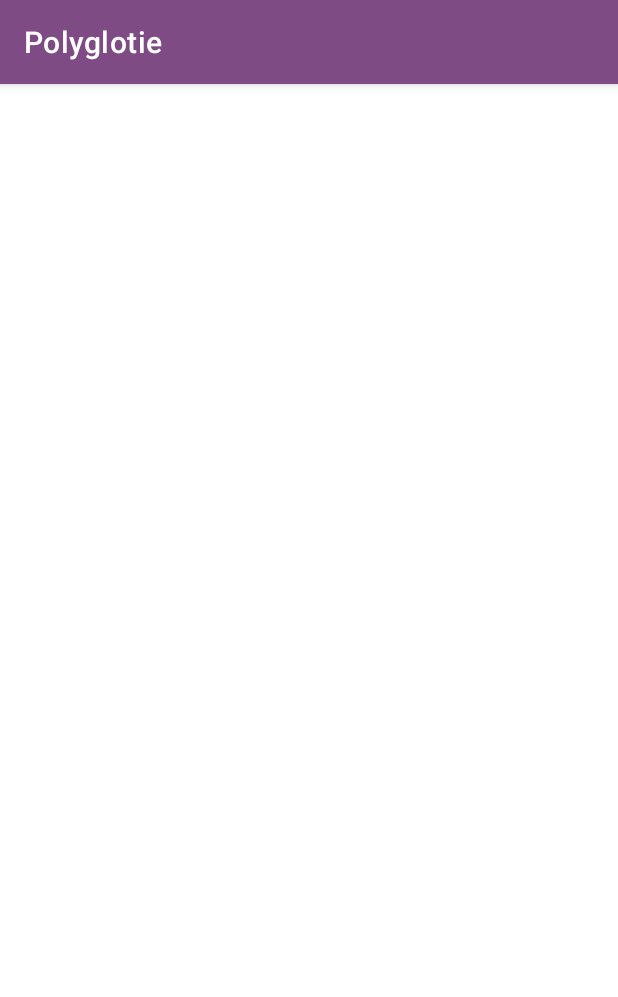
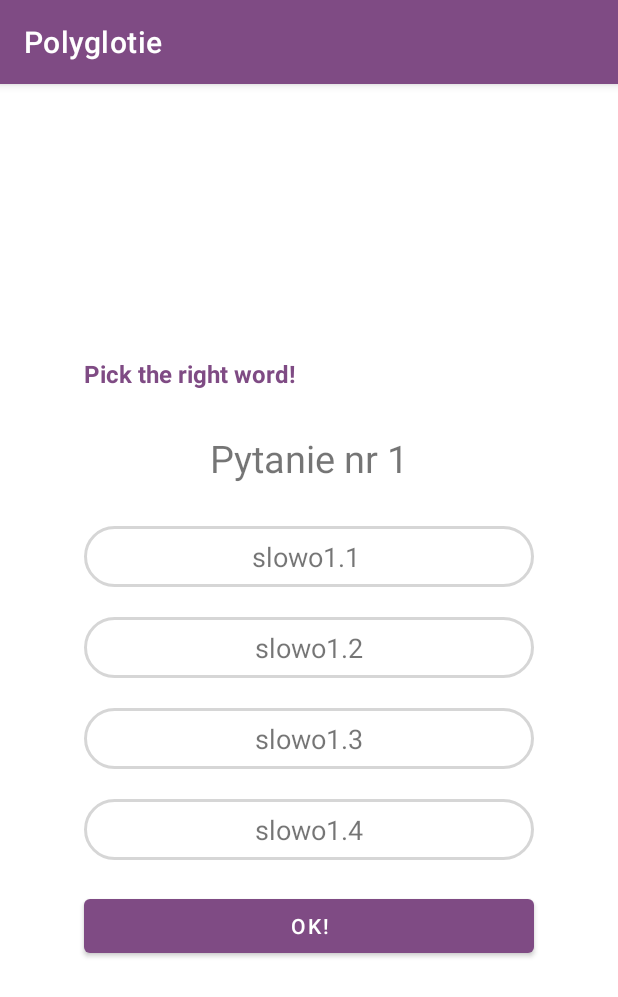
Before and after one commit to justynareplin/Polyglotie_v1.0, an Android app: the QuizActivity screen opened directly, with no data from a screen before it, on a phone screen of 412 x 824 dp. Shown: the top 997 px of the screen. Run offline under Robolectric (Android 15) with nearby library versions, the phone set to English and light mode, and no system bars.

Commit message:
Added Quiz questions

```diff
--- a/app/src/main/java/com/example/polyglotie/activities/QuizActivity.kt
+++ b/app/src/main/java/com/example/polyglotie/activities/QuizActivity.kt
@@ -3,16 +3,37 @@ package com.example.polyglotie.activities
 import androidx.appcompat.app.AppCompatActivity
 import android.os.Bundle
 import android.util.Log
+import android.widget.TextView
 import com.example.polyglotie.R
 import com.example.polyglotie.utils.Constants
 
 class QuizActivity : AppCompatActivity() {
+
+    private var mSelectedOptionPosition: Int = 0
+    private var mQuestionsList: ArrayList<Question>?= null
+
     override fun onCreate(savedInstanceState: Bundle?) {
         super.onCreate(savedInstanceState)
         setContentView(R .layout.activity_quiz)
+        setQuestions()
+    }
 
-        val questionsList = Constants.getQuestions()
-        Log.i("Questions Size", "${questionsList.size}")
+    fun setQuestions(){
+        val textViewQuestion :TextView = findViewById(R.id.textViewQuestion)
+        val textViewAnswer1 :TextView = findViewById(R.id.textViewAnswer1)
+        val textViewAnswer2 :TextView = findViewById(R.id.textViewAnswer2)
+        val textViewAnswer3 :TextView = findViewById(R.id.textViewAnswer3)
+        val textViewAnswer4 :TextView = findViewById(R.id.textViewAnswer4)
 
+        val questionsList= Constants.getQuestions()
+        val currentPosition = 1
+        val question: Question?= questionsList[currentPosition -1]
+        textViewQuestion.text = question!!.question
+        textViewAnswer1.text = question.optionOne
+        textViewAnswer2.text = question.optionTwo
+        textViewAnswer3.text = question.optionThree
+        textViewAnswer4.text = question.optionFour
     }
+
+
 }
--- a/app/src/main/java/com/example/polyglotie/utils/Constants.kt
+++ b/app/src/main/java/com/example/polyglotie/utils/Constants.kt
@@ -6,15 +6,15 @@ object Constants {
     const val USERS: String = "users"
 
     fun getQuestions(): ArrayList<Question>{
+
         val questionList = ArrayList<Question>()
-
         val que1 = Question(
             1,
-            "Wybierz slowo1",
-            "slowo1",
-            "slowo2",
-            "slowo3",
-            "slowo4",
+            "Pytanie nr 1",
+            "slowo1.1 ",
+            "slowo1.2",
+            "slowo1.3",
+            "slowo1.4",
             1)
         questionList.add(que1)
 
--- /dev/null
+++ b/app/src/main/res/drawable/option_border.xml
@@ -0,0 +1,9 @@
+<?xml version="1.0" encoding="utf-8"?>
+<shape xmlns:android="http://schemas.android.com/apk/res/android"
+    android:shape="rectangle">
+    <stroke
+        android:width="2dp"
+        android:color="#6B9E9E9E"/>
+        <solid android:color="@color/white" />
+    <corners android:radius = "20dp"/>
+</shape>
--- /dev/null
+++ b/app/src/main/res/drawable/selected_option_border.xml
@@ -0,0 +1,10 @@
+<?xml version="1.0" encoding="utf-8"?>
+<shape xmlns:android="http://schemas.android.com/apk/res/android"
+    android:shape="rectangle">
+    <stroke
+        android:width="2dp"
+        android:color="#459E9E9E"
+        android:background="@color/selected_option"/>
+    <solid android:color="@color/white" />
+    <corners android:radius = "20dp"/>
+</shape>
--- a/app/src/main/res/layout/activity_quiz.xml
+++ b/app/src/main/res/layout/activity_quiz.xml
@@ -8,4 +8,66 @@
     android:orientation="vertical"
     tools:context=".activities.QuizActivity">
 
+    <TextView
+        android:id="@+id/textViewPickWord"
+        android:layout_height="wrap_content"
+        android:layout_width="200dp"
+        android:text="@string/pick_word"
+        android:layout_marginBottom="20dp"
+        android:layout_marginRight="50dp"
+        android:textColor="@color/purple"
+        android:textStyle="bold"
+        android:textSize="16dp"/>
+
+    <TextView
+        android:id = "@+id/textViewQuestion"
+        android:layout_width="300dp"
+        android:layout_height="wrap_content"
+        android:padding="8dp"
+        android:gravity="center"
+        android:textSize="25dp" />
+
+    <TextView
+        android:id="@+id/textViewAnswer1"
+        android:layout_width="300dp"
+        android:layout_height="wrap_content"
+        android:layout_marginTop="20dp"
+        android:gravity="center"
+        android:padding="8dp"
+        android:textSize="18dp"
+        android:background="@drawable/option_border"/>
+    <TextView
+        android:id="@+id/textViewAnswer2"
+        android:layout_width="300dp"
+        android:layout_height="wrap_content"
+        android:layout_marginTop="20dp"
+        android:gravity="center"
+        android:padding="8dp"
+        android:textSize="18dp"
+        android:background="@drawable/option_border"/>
+    <TextView
+        android:id="@+id/textViewAnswer3"
+        android:layout_width="300dp"
+        android:layout_height="wrap_content"
+        android:layout_marginTop="20dp"
+        android:gravity="center"
+        android:padding="8dp"
+        android:textSize="18dp"
+        android:background="@drawable/option_border"/>
+    <TextView
+        android:id="@+id/textViewAnswer4"
+        android:layout_width="300dp"
+        android:layout_height="wrap_content"
+        android:layout_marginTop="20dp"
+        android:gravity="center"
+        android:padding="8dp"
+        android:textSize="18dp"
+        android:background="@drawable/option_border"/>
+
+    <Button
+        android:layout_width="300dp"
+        android:layout_height="wrap_content"
+        android:layout_marginTop="20dp"
+        android:text="OK!"/>
+
 </LinearLayout>
--- a/app/src/main/res/values/colors.xml
+++ b/app/src/main/res/values/colors.xml
@@ -1,10 +1,13 @@
 <?xml version="1.0" encoding="utf-8"?>
 <resources>
-    <color name="purple_200">#FFBB86FC</color>
+    <color name="purple">#7f4b84</color>
+    <color name="selected_option">#7dbff3</color>
+     <color name="purple_200">#FFBB86FC</color>
     <color name="purple_500">#FF6200EE</color>
     <color name="purple_700">#FF3700B3</color>
     <color name="teal_200">#FF03DAC5</color>
     <color name="teal_700">#FF018786</color>
     <color name="black">#FF000000</color>
     <color name="white">#FFFFFFFF</color>
+
 </resources>
--- a/app/src/main/res/values/strings.xml
+++ b/app/src/main/res/values/strings.xml
@@ -5,5 +5,6 @@
     <string name="sign_in"> SIGN IN</string>
     <string name="please_click_back_again_to_exit">Please click back again to exit </string>
     <string name="please_wait">Please wait</string>
+    <string name="pick_word">Pick the right word! </string>
     )
 </resources>
```
